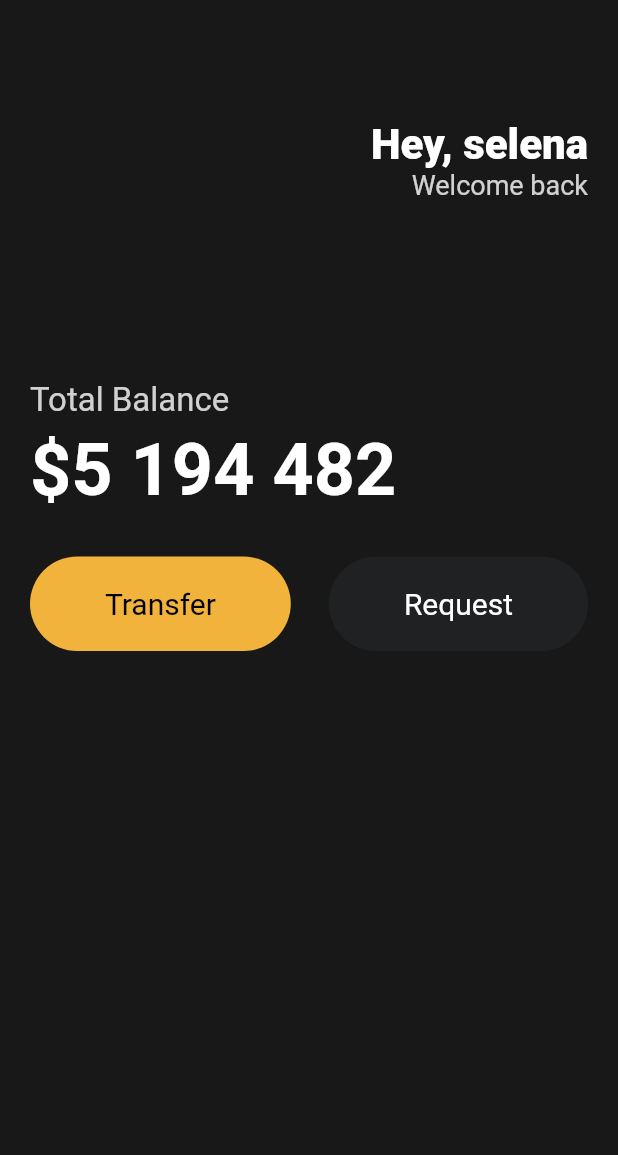
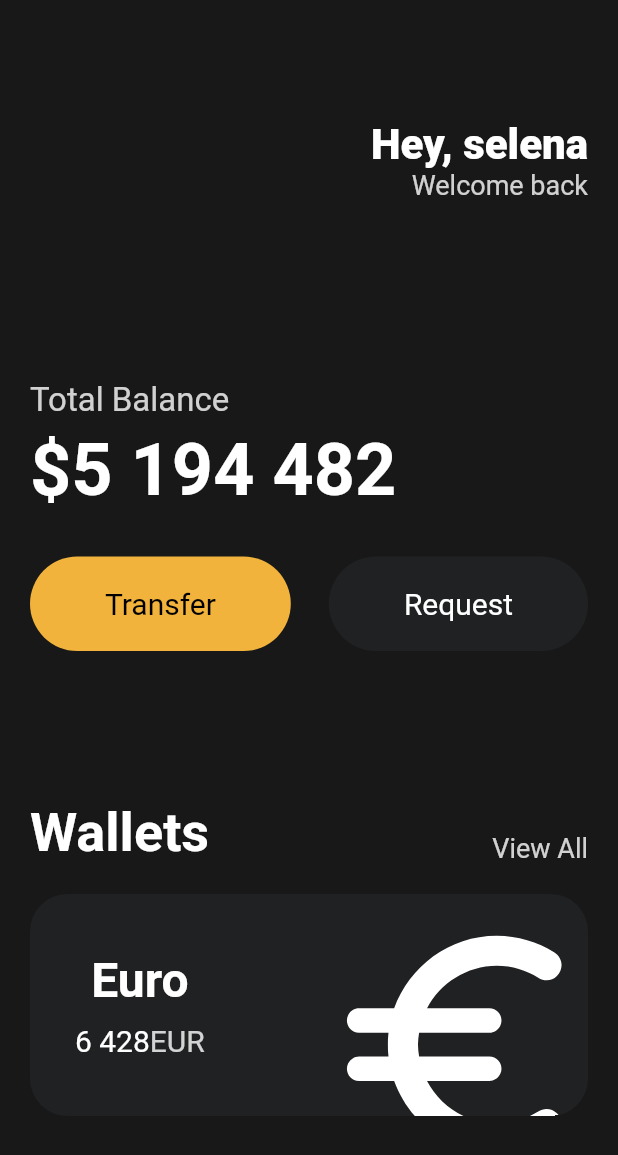
Before and after one commit to CLM-BONNY/dart-basic, a Flutter app: the screen it shows after launch, on a phone screen of 412 x 824 dp. Shown: the top 1155 px of the screen. Run offline on Flutter 3.47's test engine with Material 2 defaults, Android fonts, the phone set to English and light mode, and no system bars.

Commit message:
feat. 카드 구현(Icon, Transform 사용)

```diff
--- a/toonflix/lib/main.dart
+++ b/toonflix/lib/main.dart
@@ -89,6 +89,92 @@ class App extends StatelessWidget {
                   ),
                 ],
               ),
+              const SizedBox(
+                height: 100,
+              ),
+              Row(
+                mainAxisAlignment: MainAxisAlignment.spaceBetween,
+                crossAxisAlignment: CrossAxisAlignment.end,
+                children: [
+                  const Text(
+                    'Wallets',
+                    style: TextStyle(
+                      color: Colors.white,
+                      fontSize: 36,
+                      fontWeight: FontWeight.w600,
+                    ),
+                  ),
+                  Text(
+                    'View All',
+                    style: TextStyle(
+                      color: Colors.white.withOpacity(0.8),
+                      fontSize: 18,
+                    ),
+                  ),
+                ],
+              ),
+              const SizedBox(
+                height: 20,
+              ),
+              Container(
+                clipBehavior: Clip.hardEdge,
+                decoration: BoxDecoration(
+                  color: const Color(0xFF1F2123),
+                  borderRadius: BorderRadius.circular(25),
+                ),
+                child: Padding(
+                  padding: const EdgeInsets.all(
+                    30,
+                  ),
+                  child: Row(
+                    mainAxisAlignment: MainAxisAlignment.spaceBetween,
+                    children: [
+                      Column(
+                        children: [
+                          const Text(
+                            'Euro',
+                            style: TextStyle(
+                              color: Colors.white,
+                              fontSize: 32,
+                              fontWeight: FontWeight.w600,
+                            ),
+                          ),
+                          const SizedBox(
+                            height: 10,
+                          ),
+                          Row(
+                            children: [
+                              const Text(
+                                '6 428',
+                                style: TextStyle(
+                                    color: Colors.white, fontSize: 20),
+                              ),
+                              Text(
+                                'EUR',
+                                style: TextStyle(
+                                  color: Colors.white.withOpacity(0.8),
+                                  fontSize: 20,
+                                ),
+                              ),
+                            ],
+                          ),
+                        ],
+                      ),
+                      Transform.scale(
+                        scale: 2.2,
+                        child: Transform.translate(
+                          offset: const Offset(-5, 12),
+                          child: const Icon(
+                            Icons.euro_rounded,
+                            color: Colors.white,
+                            size: 88,
+                          ),
+                        ),
+                      ),
+                    ],
+                  ),
+                ),
+              ),
             ],
           ),
         ),
```
